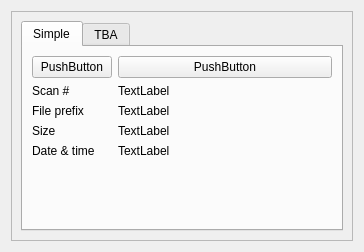
Before: the Qt Designer form mdaviz/resources/mda_search.ui in BCDA-APS/mdaviz, drawn with Qt 5.
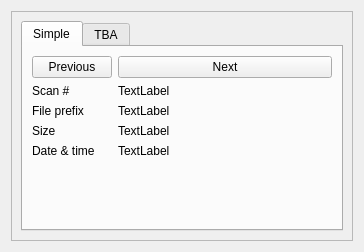
After: the same form once the commit is applied.

Commit message: change button label

```diff
--- a/mdaviz/resources/mda_search.ui
+++ b/mdaviz/resources/mda_search.ui
@@ -42,14 +42,14 @@
            <item row="0" column="0">
             <widget class="QPushButton" name="previous">
              <property name="text">
-              <string>PushButton</string>
+              <string>Previous</string>
              </property>
             </widget>
            </item>
            <item row="0" column="1">
             <widget class="QPushButton" name="next">
              <property name="text">
-              <string>PushButton</string>
+              <string>Next</string>
              </property>
             </widget>
            </item>
```
